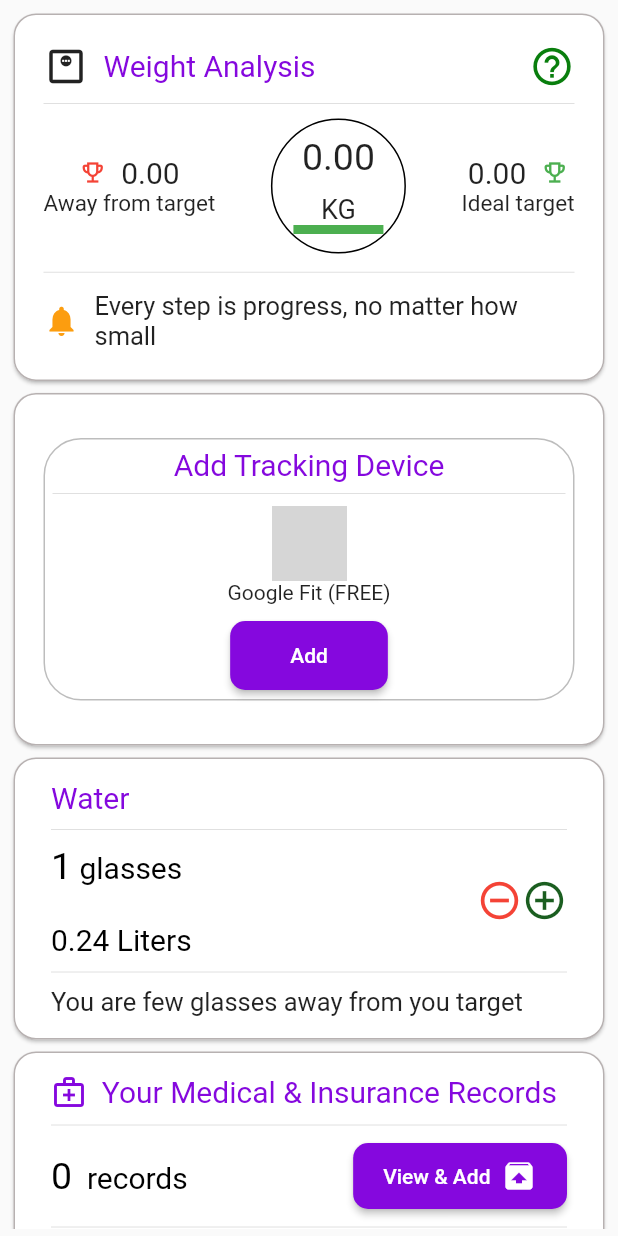
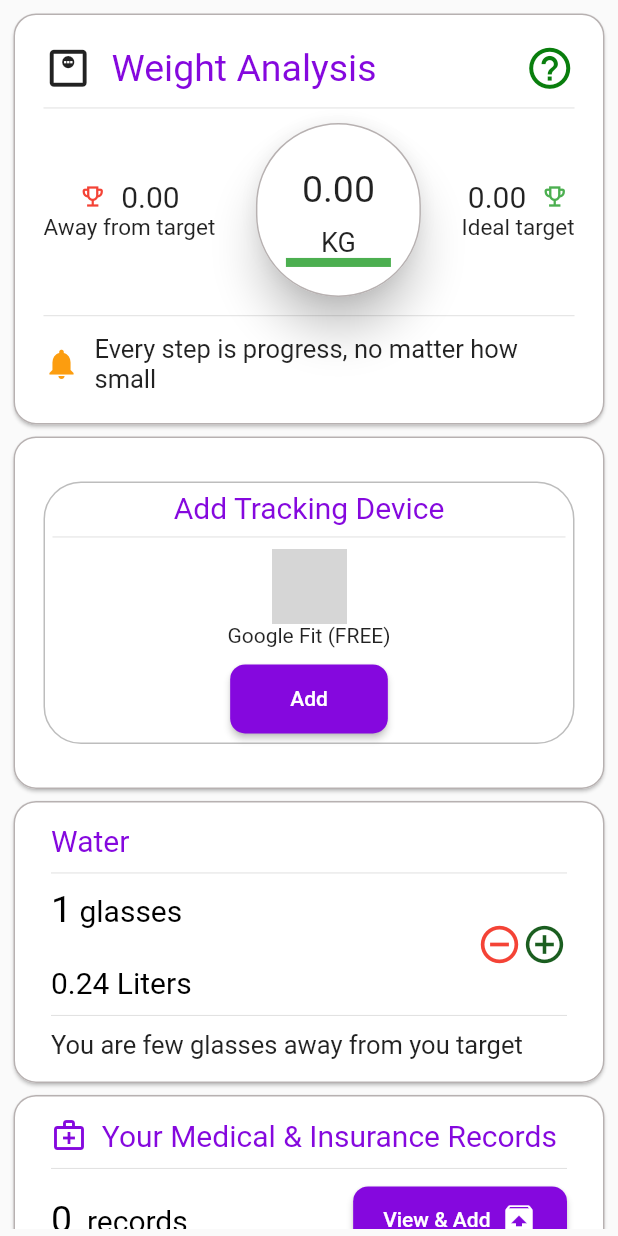
Before and after one commit to 1919Saurabh/basics, a Flutter app: the LifetronsHealth screen opened directly, on a phone screen of 412 x 824 dp. Run offline on Flutter 3.47's test engine with Material 2 defaults, Android fonts, the phone set to English and light mode, and no system bars; missing offline and left inert: dart:ffi, fl_country_code_picker; network calls fail; grey boxes are pictures that could not be loaded.

Commit message:
last commit

```diff
--- a/lib/main.dart
+++ b/lib/main.dart
@@ -1,4 +1,4 @@
-import 'package:basics/views/Bottom_Navigation_bar_Screen.dart';
+import 'package:basics/views/HomeScreen.dart';
 import 'package:flutter/material.dart';
 
 void main() {
@@ -12,7 +12,7 @@ class MyStatelessWidget extends StatelessWidget {
   Widget build(BuildContext context) {
     return const MaterialApp(
       debugShowCheckedModeBanner: false,
-      home: BottomNavigationBarScreen(),
+      home: HomeScreen(),
     );
   }
 }
--- a/lib/views/Lifetrons_Health.dart
+++ b/lib/views/Lifetrons_Health.dart
@@ -9,6 +9,12 @@ class LifetronsHealth extends StatelessWidget {
 
   @override
   Widget build(BuildContext context) {
+    var size, height, width;
+
+    size = MediaQuery.of(context).size;
+    double devicePixelRation = MediaQueryData().devicePixelRatio;
+    height = size.height;
+    width = size.width;
     return Scaffold(
       drawer: const Drawer(),
       body: Container(
@@ -28,23 +34,23 @@ class LifetronsHealth extends StatelessWidget {
                 child: Column(
                   children: [
                     Row(
-                      children: const [
+                      children: [
                         Icon(
                           Icons.monitor_weight_outlined,
-                          size: 30,
+                          size: height * 0.04,
                         ),
                         SizedBox(
-                          width: 10,
+                          width: height * 0.015,
                         ),
                         BoldTextWidget(
                           text: 'Weight Analysis',
-                          size: 20.0,
+                          size: MediaQuery.textScaleFactorOf(context) * 25,
                         ),
-                        Spacer(),
+                        const Spacer(),
                         Icon(
                           Icons.help_outline,
-                          size: 30,
-                          color: Color.fromARGB(255, 9, 126, 13),
+                          size: height * 0.04,
+                          color: const Color.fromARGB(255, 9, 126, 13),
                         ),
                       ],
                     ),
@@ -68,7 +74,9 @@ class LifetronsHealth extends StatelessWidget {
                                 ),
                                 Text(
                                   '0.00',
-                                  style: TextStyle(fontSize: 20),
+                                  style: TextStyle(
+                                    fontSize: 20,
+                                  ),
                                 ),
                               ],
                             ),
@@ -78,14 +86,17 @@ class LifetronsHealth extends StatelessWidget {
                             ),
                           ],
                         ),
-                        Container(
-                          // padding: const EdgeInsets.all(5),
-                          decoration: BoxDecoration(
-                            border: Border.all(color: Colors.black),
-                            borderRadius: BorderRadius.circular(50),
+                        Card(
+                          shape: RoundedRectangleBorder(
+                            borderRadius: BorderRadius.circular(100),
+                            side: const BorderSide(
+                              color: Color.fromARGB(255, 183, 177, 177),
                             ),
-                          width: 90,
-                          height: 90,
+                          ),
+                          elevation: 12,
+                          margin: EdgeInsets.zero,
+                          child: Padding(
+                            padding: const EdgeInsets.all(20.0),
                             child: Column(
                               children: [
                                 const SizedBox(
@@ -108,10 +119,11 @@ class LifetronsHealth extends StatelessWidget {
                                 ),
                                 Container(
                                   height: 6,
-                                width: 60,
+                                  width: 70,
                                   color: Colors.green,
                                 ),
                               ],
+                            ),
                           ),
                         ),
                         Column(
```
Also changed, not shown: lib/views/HomeScreen.dart (+15 -1 lines), lib/views/mediaQuery.dart (added, +40 -0 lines). Lines whose indentation alone changed are shown as unchanged.
